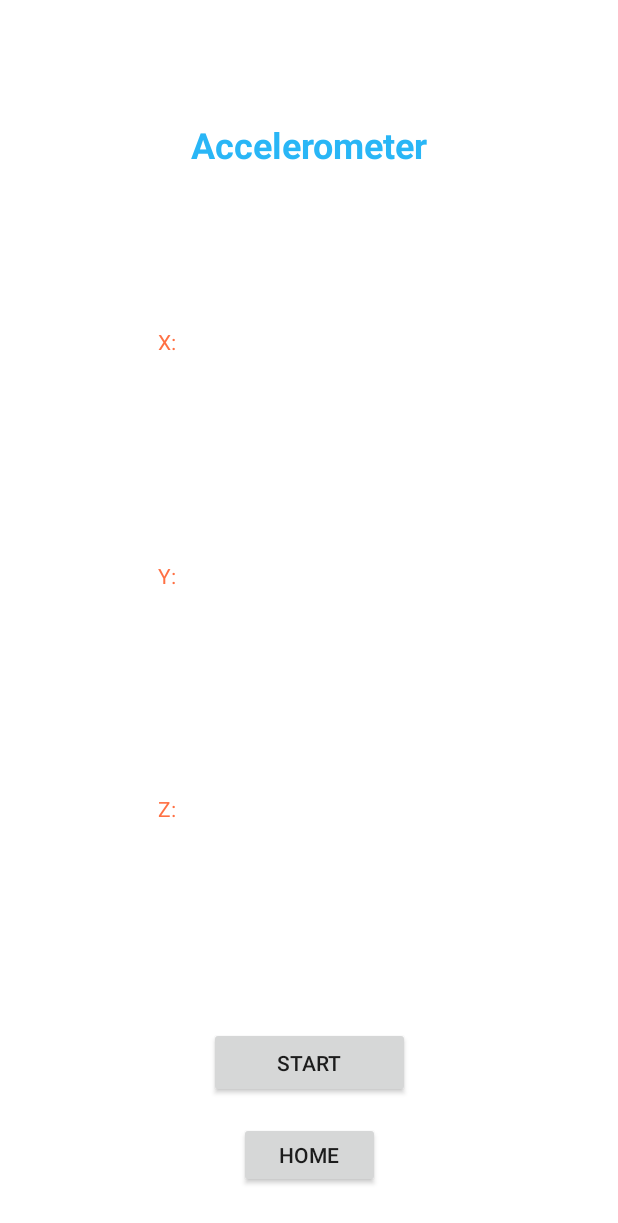
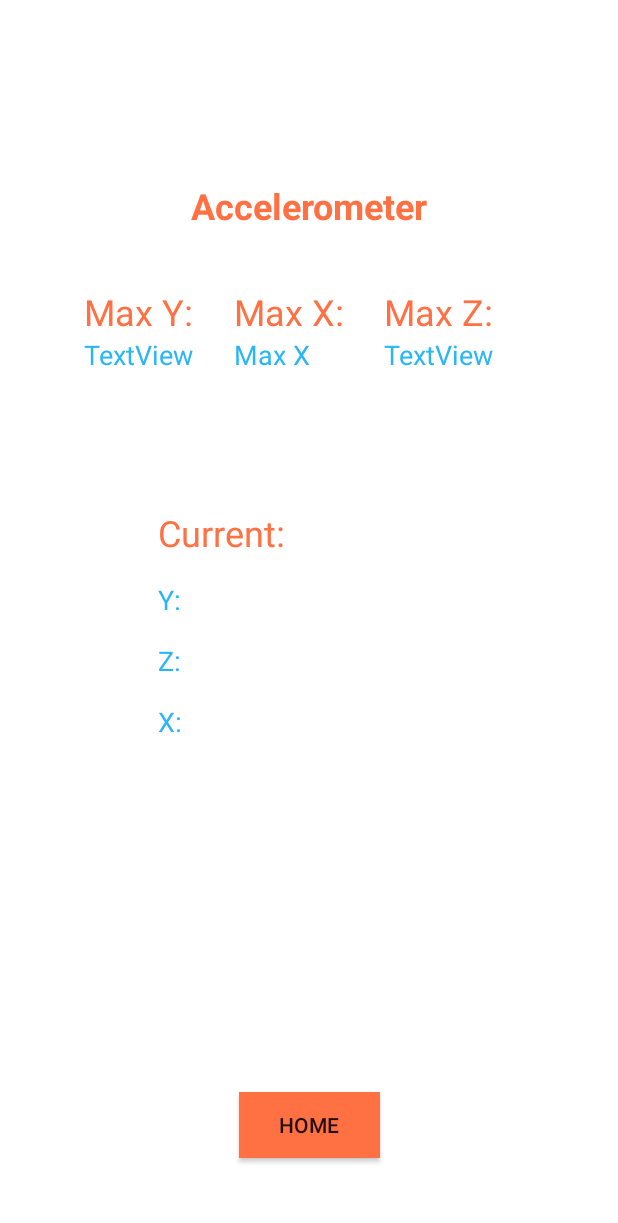
Before and after one commit to DamilSabotic/HelloSensor, an Android app: the accelerometer screen opened directly, with no data from a screen before it, on a phone screen of 412 x 824 dp. Shown: the top 1223 px of the screen. Run offline under Robolectric (Android 15) with nearby library versions, the phone set to English and light mode, and no system bars.

Commit message:
Accelerometer finished

```diff
--- a/app/src/main/java/com/example/hellosensor/accelerometer.java
+++ b/app/src/main/java/com/example/hellosensor/accelerometer.java
@@ -1,9 +1,6 @@
 package com.example.hellosensor;
 
 
-import androidx.appcompat.app.AppCompatActivity;
-
-import android.annotation.SuppressLint;
 import android.app.Activity;
 import android.content.Context;
 import android.content.Intent;
@@ -12,25 +9,83 @@ import android.hardware.SensorEvent;
 import android.hardware.SensorEventListener;
 import android.hardware.SensorManager;
 import android.os.Bundle;
+import android.os.Vibrator;
 import android.view.View;
 import android.widget.TextView;
 
 public class accelerometer extends Activity implements SensorEventListener{
+
+    private float lastX, lastY, lastZ;
+    TextView textView;
+    StringBuilder valueX = new StringBuilder();
+    StringBuilder valueY = new StringBuilder();
+
+    float [] history = new float[2];
+    String [] direction = {"NONE","NONE"};
+
     private SensorManager sensorManager;
-    private Sensor sensor;
-    private TextView xAcc;
-    private TextView yAcc;
-    private TextView zAcc;
+    private Sensor accelerometer;
+
+    private float deltaXMax = 0;
+    private float deltaYMax = 0;
+    private float deltaZMax = 0;
+
+    private float deltaX = 0;
+    private float deltaY = 0;
+    private float deltaZ = 0;
+
+    private float vibrateThreshold = 0;
+
+    private TextView currentX, currentY, currentZ, maxX, maxY, maxZ, directionX,directionY;
+
+    public Vibrator v;
 
     @Override
-    protected void onCreate(Bundle savedInstanceState) {
+    public void onCreate(Bundle savedInstanceState) {
         super.onCreate(savedInstanceState);
         setContentView(R.layout.activity_accelerometer);
-        sensorManager = (android.hardware.SensorManager) getSystemService(Context.SENSOR_SERVICE);
-        sensor = sensorManager.getDefaultSensor(Sensor.TYPE_ACCELEROMETER);
-        xAcc = (TextView) findViewById(R.id.x_acc);
-        yAcc = (TextView) findViewById(R.id.y_acc);
-        zAcc = (TextView) findViewById(R.id.z_acc);
+        currentX = (TextView) findViewById(R.id.currentX);
+        currentY = (TextView) findViewById(R.id.currentY);
+        currentZ = (TextView) findViewById(R.id.currentZ);
+        directionX = (TextView) findViewById(R.id.directionX);
+        directionY = (TextView) findViewById(R.id.directionY);
+
+        maxX = (TextView) findViewById(R.id.maxX);
+        maxY = (TextView) findViewById(R.id.maxY);
+        maxZ = (TextView) findViewById(R.id.maxZ);
+
+        sensorManager = (SensorManager) getSystemService(Context.SENSOR_SERVICE);
+        if (sensorManager.getDefaultSensor(Sensor.TYPE_ACCELEROMETER) != null) {
+            // success! we have an accelerometer
+
+            accelerometer = sensorManager.getDefaultSensor(Sensor.TYPE_ACCELEROMETER);
+            sensorManager.registerListener(this, accelerometer, SensorManager.SENSOR_DELAY_NORMAL);
+            vibrateThreshold = accelerometer.getMaximumRange() / 2;
+        } else {
+            // fai! we dont have an accelerometer!
+        }
+
+        //initialize vibration
+        v = (Vibrator) this.getSystemService(Context.VIBRATOR_SERVICE);
+
+    }
+
+
+    //onResume() register the accelerometer for listening the events
+    protected void onResume() {
+        super.onResume();
+        sensorManager.registerListener(this, accelerometer, SensorManager.SENSOR_DELAY_NORMAL);
+    }
+
+    //onPause() unregister the accelerometer for stop listening the events
+    protected void onPause() {
+        super.onPause();
+        sensorManager.unregisterListener(this);
+    }
+
+    @Override
+    public void onAccuracyChanged(Sensor sensor, int accuracy) {
+
     }
 
     public void goHome(View view){
@@ -39,51 +94,86 @@ public class accelerometer extends Activity implements SensorEventListener{
         startActivity(intent);
     }
 
+    @Override
+    public void onSensorChanged(SensorEvent event) {
+        float xChange = history[0] - event.values[0];
+        float yChange = history[1] - event.values[1];
 
+        history[0] = event.values[0];
+        history[1] = event.values[1];
 
-        @Override
-        public void onSensorChanged(SensorEvent event){
-            // In this example, alpha is calculated as t / (t + dT),
-            // where t is the low-pass filter's time-constant and
-            // dT is the event delivery rate.
-
-            final float alpha = (float) 0.8;
-
-            // Isolate the force of gravity with the low-pass filter.
-            double[] gravity = new double[3];
-            gravity[0] = alpha * gravity[0] + (1 - alpha) * event.values[0];
-            gravity[1] = alpha * gravity[1] + (1 - alpha) * event.values[1];
-            gravity[2] = alpha * gravity[2] + (1 - alpha) * event.values[2];
-
-            // Remove the gravity contribution with the high-pass filter.
-            double[] linear_acceleration = new double[3];
-            linear_acceleration[0] = event.values[0] - gravity[0];
-            linear_acceleration[1] = event.values[1] - gravity[1];
-            linear_acceleration[2] = event.values[2] - gravity[2];
-            String x="X;";
-            String y="Y;";
-            String z="Z;";
-
-            xAcc.setText(x + Math.round(linear_acceleration[0]));
-            yAcc.setText(y +  Math.round(linear_acceleration[1]));
-            xAcc.setText(z +  Math.round(linear_acceleration[2]));
-
+        if (xChange > 2){
+            direction[0] = "LEFT";
+        }
+        else if (xChange < -2){
+            direction[0] = "RIGHT";
         }
 
-    protected void onResume() {
-        super.onResume();
-        sensorManager.registerListener(this, sensor, SensorManager.SENSOR_DELAY_NORMAL);
+        if (yChange > 2){
+            direction[1] = "DOWN";
+        }
+        else if (yChange < -2){
+            direction[1] = "UP";
+        }
+
+        valueX.setLength(0);
+        valueX.append("X: ");
+        valueX.append(direction[0]);
+        valueY.setLength(0);
+        valueY.append("Y : ");
+        valueY.append(direction[1]);
+
+        directionX.setText(valueX);
+        directionY.setText(valueY);
+        // clean current values
+        displayCleanValues();
+        // display the current x,y,z accelerometer values
+        displayCurrentValues();
+        // display the max x,y,z accelerometer values
+        displayMaxValues();
+
+        // get the change of the x,y,z values of the accelerometer
+        deltaX = Math.abs(lastX - event.values[0]);
+        deltaY = Math.abs(lastY - event.values[1]);
+        deltaZ = Math.abs(lastZ - event.values[2]);
+
+        // if the change is below 2, it is just plain noise
+        if (deltaX < 2)
+            deltaX = 0;
+        if (deltaY < 2)
+            deltaY = 0;
+        if ((deltaZ > vibrateThreshold) || (deltaY > vibrateThreshold) || (deltaZ > vibrateThreshold)) {
+            v.vibrate(50);
+        }
     }
 
-    protected void onPause() {
-        super.onPause();
-        sensorManager.unregisterListener(this);
+    public void displayCleanValues() {
+        currentX.setText("0.0");
+        currentY.setText("0.0");
+        currentZ.setText("0.0");
     }
 
-    public void onAccuracyChanged(Sensor sensor, int accuracy) {
+    // display the current x,y,z accelerometer values
+    public void displayCurrentValues() {
+        currentX.setText(Float.toString(deltaX));
+        currentY.setText(Float.toString(deltaY));
+        currentZ.setText(Float.toString(deltaZ));
     }
 
 
-
-
+    // display the max x,y,z accelerometer values
+    public void displayMaxValues() {
+        if (deltaX > deltaXMax) {
+            deltaXMax = deltaX;
+            maxX.setText(Float.toString(deltaXMax));
+        }
+        if (deltaY > deltaYMax) {
+            deltaYMax = deltaY;
+            maxY.setText(Float.toString(deltaYMax));
+        }
+        if (deltaZ > deltaZMax) {
+            deltaZMax = deltaZ;
+            maxZ.setText(Float.toString(deltaZMax));
+        }
+    }
 }
--- a/app/src/main/java/com/example/hellosensor/compass.java
+++ b/app/src/main/java/com/example/hellosensor/compass.java
@@ -45,7 +45,8 @@ public class compass extends AppCompatActivity implements SensorEventListener {
     TextView target;
     float currentDegree = 0f;
     ConstraintLayout Layout;
-
+    static final float ALPHA = 0.25f;
+    protected float[] magSensorVals;
     @Override
     protected void onCreate(Bundle savedInstanceState) {
         super.onCreate(savedInstanceState);
@@ -143,7 +144,8 @@ public class compass extends AppCompatActivity implements SensorEventListener {
     public void onSensorChanged(SensorEvent event) {
 
         // get angle around the z-axis rotated
-        float degree = Math.round(event.values[0]);
+       magSensorVals = lowPass(event.values.clone(), magSensorVals);
+       float degree = Math.round(magSensorVals[0]);
 
 
         DegreeTV.setText("Heading: " + Float.toString(degree) + " degrees");
@@ -166,6 +168,37 @@ public class compass extends AppCompatActivity implements SensorEventListener {
         DegreeStart = -degree;
         buttonPressed(degree);
     }
+
+
+    /**
+     *     @Override
+     *     public void onSensorChanged(SensorEvent event) {
+     *
+     *         // get angle around the z-axis rotated
+     *         float degree = Math.round(event.values[0]);
+     *
+     *
+     *         DegreeTV.setText("Heading: " + Float.toString(degree) + " degrees");
+     *
+     *         // rotation animation - reverse turn degree degrees
+     *         RotateAnimation ra = new RotateAnimation(
+     *                 DegreeStart,
+     *                 -degree,
+     *                 Animation.RELATIVE_TO_SELF, 0.5f,
+     *                 Animation.RELATIVE_TO_SELF, 0.5f);
+     *
+     *         // set the compass animation after the end of the reservation status
+     *         ra.setFillAfter(true);
+     *
+     *         // set how long the animation for the compass image will take place
+     *         ra.setDuration(210);
+     *
+     *         // Start animation of compass image
+     *         compassimage.startAnimation(ra);
+     *         DegreeStart = -degree;
+     *         buttonPressed(degree);
+     *     }
+     **/
 
     public void findDegree(float degree) {
 
@@ -207,7 +240,16 @@ public class compass extends AppCompatActivity implements SensorEventListener {
                 break;
         }
     }
-
+    protected float[] lowPass( float[] input, float[] output ) {
+        if ( output == null ) return input;
+        if(Math.abs(output[0] - input[0]) > 180) { //Necessary to prevent a flips when going from 360 to 0 degrees.
+            return input;
+        }
+        for ( int i=0; i<input.length; i++ ) {
+            output[i] = output[i] + ALPHA * (input[i] - output[i]);
+        }
+        return output;
+    }
 
     @Override
     public void onAccuracyChanged(Sensor sensor, int accuracy) {
--- a/app/src/main/res/layout/activity_accelerometer.xml
+++ b/app/src/main/res/layout/activity_accelerometer.xml
@@ -5,52 +5,189 @@
     android:id="@+id/ConstraintLayout_acc"
     android:layout_width="match_parent"
     android:layout_height="match_parent"
-    android:background="#fff"
+    android:background="#FFFFFF"
     tools:context=".accelerometer">
 
 
-    <TextView
-        android:id="@+id/x_acc"
+    <LinearLayout
+        android:id="@+id/linearLayout6"
+        android:layout_width="300dp"
+        android:layout_height="60dp"
+        android:layout_marginStart="32dp"
+        android:layout_marginLeft="32dp"
+        android:layout_marginTop="16dp"
+        android:layout_marginEnd="32dp"
+        android:layout_marginRight="32dp"
+        android:layout_marginBottom="16dp"
+        app:layout_constraintBottom_toBottomOf="parent"
+        app:layout_constraintEnd_toEndOf="parent"
+        app:layout_constraintStart_toStartOf="parent"
+        app:layout_constraintTop_toBottomOf="@+id/linearLayout5"
+        app:layout_constraintVertical_bias="0.367">
+
+        <TextView
+            android:id="@+id/directionX"
+            android:layout_width="150dp"
+            android:layout_height="match_parent"
+            android:textColor="#29B6F6"
+            android:textSize="24sp" />
+
+        <TextView
+            android:id="@+id/directionY"
+            android:layout_width="150dp"
+            android:layout_height="match_parent"
+            android:layout_weight="1"
+            android:textColor="#29B6F6"
+            android:textSize="24sp" />
+    </LinearLayout>
+
+    <LinearLayout
+        android:id="@+id/linearLayout5"
         android:layout_width="200dp"
-        android:layout_height="50dp"
-        android:text="@string/x"
-        android:textColor="#FF7043"
-        app:layout_constraintBottom_toTopOf="@+id/y_acc"
+        android:layout_height="wrap_content"
+        android:layout_marginStart="32dp"
+        android:layout_marginLeft="32dp"
+        android:layout_marginTop="16dp"
+        android:layout_marginEnd="32dp"
+        android:layout_marginRight="32dp"
+        android:layout_marginBottom="16dp"
+        android:orientation="vertical"
+        app:layout_constraintBottom_toBottomOf="parent"
         app:layout_constraintEnd_toEndOf="parent"
         app:layout_constraintHorizontal_bias="0.497"
         app:layout_constraintStart_toStartOf="parent"
-        app:layout_constraintTop_toBottomOf="@+id/textView6" />
+        app:layout_constraintTop_toBottomOf="@+id/linearLayout4"
+        app:layout_constraintVertical_bias="0.184">
 
-    <TextView
-        android:id="@+id/y_acc"
-        android:layout_width="200dp"
-        android:layout_height="50dp"
-        android:text="@string/y"
-        android:textColor="#FF7043"
-        app:layout_constraintBottom_toTopOf="@+id/z_acc"
+        <TextView
+            android:id="@+id/current_values"
+            android:layout_width="match_parent"
+            android:layout_height="wrap_content"
+            android:text="@string/current"
+            android:textColor="#FF7043"
+            android:textSize="24sp" />
+
+        <TextView
+            android:id="@+id/currentY"
+            android:layout_width="match_parent"
+            android:layout_height="wrap_content"
+            android:layout_marginTop="16dp"
+            android:text="@string/y"
+            android:textColor="#29B6F6"
+            android:textSize="18sp" />
+
+        <TextView
+            android:id="@+id/currentZ"
+            android:layout_width="match_parent"
+            android:layout_height="wrap_content"
+            android:layout_marginTop="16dp"
+            android:text="@string/z"
+            android:textColor="#29B6F6"
+            android:textSize="18sp" />
+
+        <TextView
+            android:id="@+id/currentX"
+            android:layout_width="202dp"
+            android:layout_height="wrap_content"
+            android:layout_marginTop="16dp"
+            android:text="@string/x"
+            android:textColor="#29B6F6"
+            android:textSize="18sp" />
+    </LinearLayout>
+
+    <LinearLayout
+        android:id="@+id/linearLayout4"
+        android:layout_width="300dp"
+        android:layout_height="60dp"
+        android:layout_marginStart="32dp"
+        android:layout_marginLeft="32dp"
+        android:layout_marginEnd="32dp"
+        android:layout_marginRight="32dp"
+        android:orientation="vertical"
+        app:layout_constraintBottom_toBottomOf="parent"
         app:layout_constraintEnd_toEndOf="parent"
-        app:layout_constraintHorizontal_bias="0.497"
         app:layout_constraintStart_toStartOf="parent"
-        app:layout_constraintTop_toBottomOf="@+id/x_acc" />
+        app:layout_constraintTop_toTopOf="parent"
+        app:layout_constraintVertical_bias="0.25">
 
-    <TextView
-        android:id="@+id/z_acc"
-        android:layout_width="200dp"
-        android:layout_height="50dp"
-        android:text="@string/z"
-        android:textColor="#FF7043"
-        app:layout_constraintBottom_toTopOf="@+id/button2"
-        app:layout_constraintEnd_toEndOf="parent"
-        app:layout_constraintHorizontal_bias="0.497"
-        app:layout_constraintStart_toStartOf="parent"
-        app:layout_constraintTop_toBottomOf="@+id/y_acc"
-        app:layout_constraintVertical_bias="0.28" />
+        <LinearLayout
+            android:id="@+id/linearLayout3"
+            android:layout_width="match_parent"
+            android:layout_height="wrap_content">
+
+            <TextView
+                android:id="@+id/textView15"
+                android:layout_width="100dp"
+                android:layout_height="wrap_content"
+                android:layout_weight="1"
+                android:text="@string/max_y"
+                android:textColor="#FF7043"
+                android:textSize="24sp" />
+
+            <TextView
+                android:id="@+id/textView14"
+                android:layout_width="100dp"
+                android:layout_height="wrap_content"
+                android:layout_weight="1"
+                android:text="@string/maximim_x"
+                android:textColor="#FF7043"
+                android:textSize="24sp" />
+
+            <TextView
+                android:id="@+id/textView13"
+                android:layout_width="100dp"
+                android:layout_height="wrap_content"
+                android:layout_weight="1"
+                android:text="@string/maximum_z"
+                android:textColor="#FF7043"
+                android:textSize="24sp" />
+
+        </LinearLayout>
+
+        <LinearLayout
+            android:layout_width="match_parent"
+            android:layout_height="match_parent"
+            android:orientation="horizontal">
+
+            <TextView
+                android:id="@+id/maxY"
+                android:layout_width="100dp"
+                android:layout_height="match_parent"
+                android:layout_weight="1"
+                android:text="@string/textview"
+                android:textColor="#29B6F6"
+                android:textSize="18sp" />
+
+            <TextView
+                android:id="@+id/maxX"
+                android:layout_width="100dp"
+                android:layout_height="match_parent"
+                android:layout_weight="1"
+                android:text="@string/max_x"
+                android:textColor="#29B6F6"
+                android:textSize="18sp" />
+
+            <TextView
+                android:id="@+id/maxZ"
+                android:layout_width="100dp"
+                android:layout_height="match_parent"
+                android:layout_weight="1"
+                android:text="@string/textview"
+                android:textColor="#29B6F6"
+                android:textSize="18sp" />
+        </LinearLayout>
+    </LinearLayout>
 
     <Button
         android:id="@+id/home_acc"
         android:layout_width="94dp"
         android:layout_height="44dp"
-        android:layout_marginBottom="32dp"
+        android:layout_marginStart="32dp"
+        android:layout_marginLeft="32dp"
+        android:layout_marginEnd="32dp"
+        android:layout_marginRight="32dp"
+        android:layout_marginBottom="52dp"
+        android:background="#FF7043"
         android:onClick="goHome"
         android:text="@string/home"
         app:backgroundTint="#FF7043"
@@ -58,26 +195,24 @@
         app:layout_constraintEnd_toEndOf="parent"
         app:layout_constraintStart_toStartOf="parent" />
 
-    <Button
-        android:id="@+id/button2"
-        android:layout_width="134dp"
-        android:layout_height="47dp"
-        android:layout_marginBottom="16dp"
-        android:text="@string/start"
-        app:layout_constraintBottom_toTopOf="@+id/home_acc"
-        app:layout_constraintEnd_toEndOf="parent"
-        app:layout_constraintStart_toStartOf="parent" />
-
     <TextView
         android:id="@+id/textView6"
         android:layout_width="wrap_content"
         android:layout_height="wrap_content"
-        android:layout_marginTop="80dp"
+        android:layout_marginStart="32dp"
+        android:layout_marginLeft="32dp"
+        android:layout_marginTop="32dp"
+        android:layout_marginEnd="32dp"
+        android:layout_marginRight="32dp"
+        android:layout_marginBottom="8dp"
         android:text="@string/accelerometer"
-        android:textColor="#29B6F6"
+        android:textColor="#FF7043"
         android:textSize="24sp"
         android:textStyle="normal|bold"
+        app:layout_constraintBottom_toBottomOf="parent"
         app:layout_constraintEnd_toEndOf="parent"
         app:layout_constraintStart_toStartOf="parent"
-        app:layout_constraintTop_toTopOf="parent" />
+        app:layout_constraintTop_toTopOf="parent"
+        app:layout_constraintVertical_bias="0.118" />
+
 </androidx.constraintlayout.widget.ConstraintLayout>
--- a/app/src/main/res/layout/activity_main.xml
+++ b/app/src/main/res/layout/activity_main.xml
@@ -11,14 +11,13 @@
     >
 
 
-
     <TextView
         android:id="@+id/textView2"
         android:layout_width="wrap_content"
         android:layout_height="wrap_content"
         android:text="@string/hellosensor"
         android:textColor="#FF7043"
-        android:textSize="30sp"
+        android:textSize="48sp"
         android:textStyle="normal|bold|italic"
         app:layout_constraintBottom_toTopOf="@+id/compass_btn"
         app:layout_constraintEnd_toEndOf="parent"
--- a/app/src/main/res/values/strings.xml
+++ b/app/src/main/res/values/strings.xml
@@ -18,5 +18,22 @@
     <string name="z">Z:</string>
     <string name="y">Y:</string>
     <string name="x">X:</string>
+    <string name="max_acceleration">Max Acceleration:</string>
+    <string name="max_acceleration_x_axis">Max Acceleration: X-Axis</string>
+    <string name="x_0_0">0.0</string>
+    <string name="max_acceleration_y_axis">Max Acceleration: Y-Axis</string>
+    <string name="_0_0">0.0</string>
+    <string name="max_acceleration_z_axis">Max Acceleration: Z-Axis</string>
+    <string name="z_0_0">0.0</string>
+    <string name="y_axis">Y-Axis</string>
+    <string name="y_0_0">0.0</string>
+    <string name="current_acceleration">Current Acceleration:</string>
+    <string name="max_x">Max X</string>
+    <string name="textv">TextView</string>
+    <string name="textview">TextView</string>
+    <string name="current">Current:</string>
+    <string name="max_y">Max Y:</string>
+    <string name="maximim_x">Max X:</string>
+    <string name="maximum_z">Max Z:</string>
 
 </resources>
```
